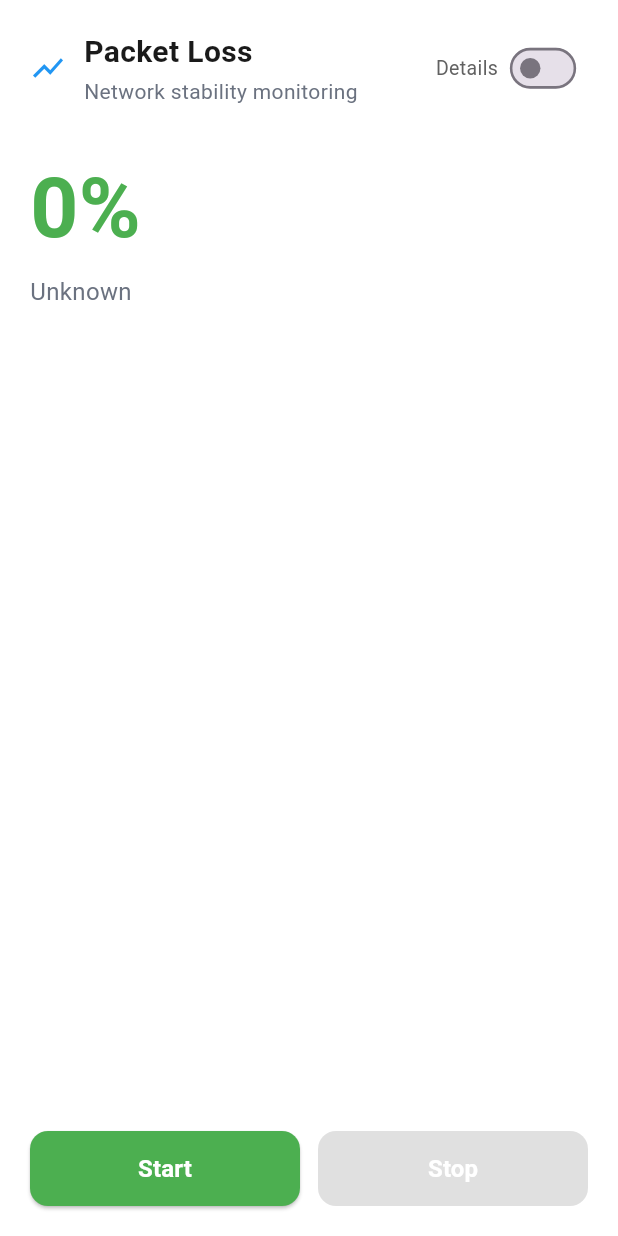
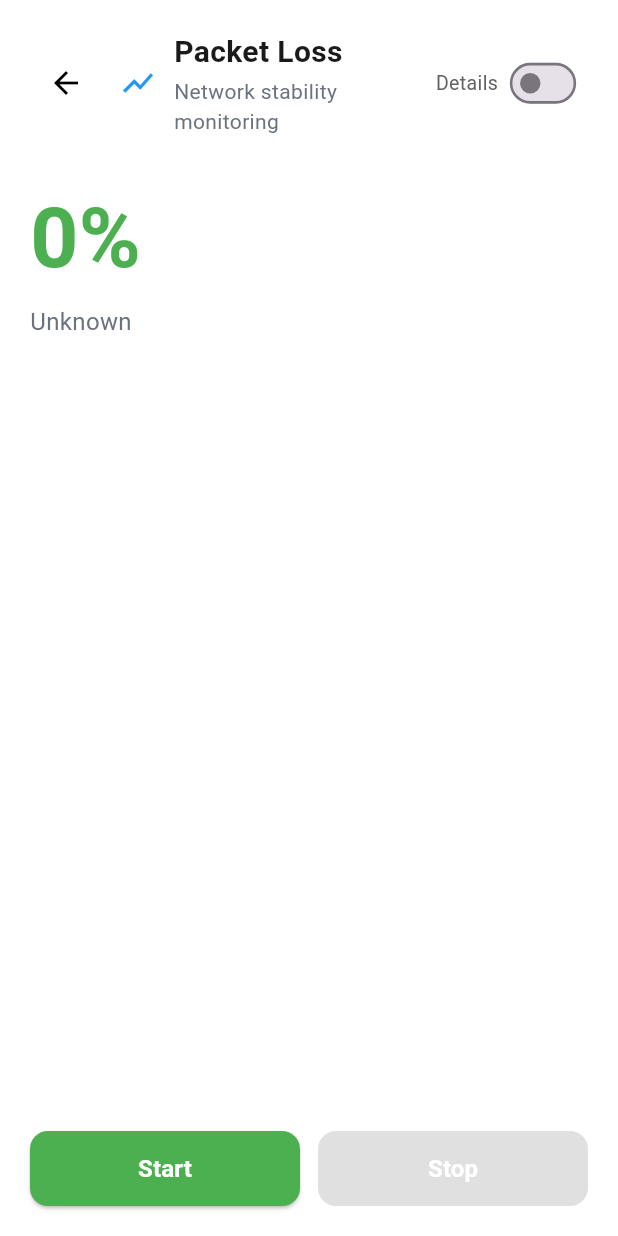
Before and after one commit to NoCdtho/Nettest, a Flutter app: the PacketLossPage screen opened directly, on a phone screen of 412 x 824 dp. Run offline on Flutter 3.47's test engine with Material 3 defaults, Android fonts, the phone set to English and light mode, and no system bars; our stand-ins replace permission_handler.

Commit message:
the back buttom is fixed

```diff
--- a/lib/packet_loss_page.dart
+++ b/lib/packet_loss_page.dart
@@ -133,6 +133,14 @@ class _PacketLossFrontPageState extends State<PacketLossPage> {
               padding: const EdgeInsets.all(20),
               child: Row(
                 children: [
+                  //New back buttom added here
+                  IconButton(
+                    icon: const Icon(Icons.arrow_back, color: Colors.black),
+                    onPressed: () => Navigator.pop(context),
+                    padding: EdgeInsets.zero,
+                    constraints: const BoxConstraints(),
+                  ),
+                  const SizedBox(width:12),
                   const Icon(Icons.show_chart, color: Colors.blue, size: 24),
                   const SizedBox(width: 12),
                   const Expanded(
```
